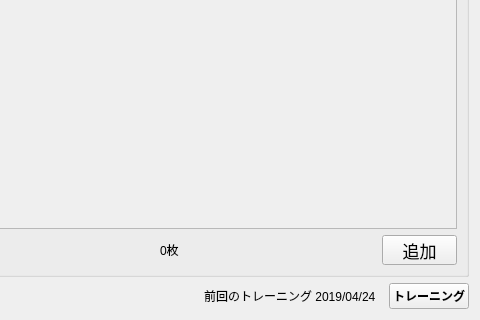
Before: the Qt Designer form src/main/python/view/ui/dataset.ui in RUTILEA/SDTest, drawn with Qt 5; both pictures show x 360 to 840 and y 166 to 486 of the 840 by 486 pixel window.
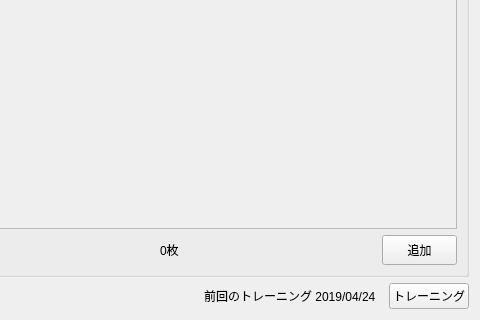
After: the same form once the commit is applied. Icons and pictures are not drawn.

```diff
--- a/src/main/python/view/ui/dataset.ui
+++ b/src/main/python/view/ui/dataset.ui
@@ -243,11 +243,6 @@
               <height>30</height>
              </size>
             </property>
-            <property name="font">
-             <font>
-              <pointsize>13</pointsize>
-             </font>
-            </property>
             <property name="styleSheet">
              <string notr="true">padding: 0 10px;</string>
             </property>
@@ -308,12 +303,6 @@
          <verstretch>0</verstretch>
         </sizepolicy>
        </property>
-       <property name="font">
-        <font>
-         <weight>75</weight>
-         <bold>true</bold>
-        </font>
-       </property>
        <property name="text">
         <string>トレーニング</string>
        </property>
```
